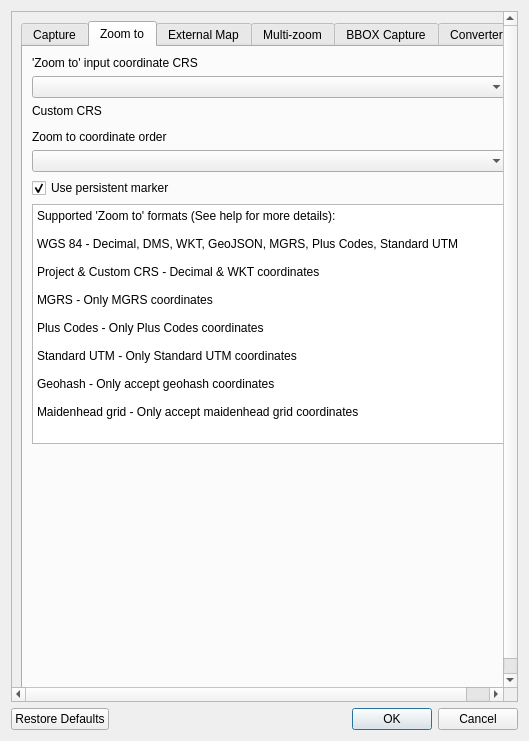
This is ui/latLonSettings.ui in NationalSecurityAgency/qgis-latlontools-plugin as Qt 5 draws it before an edit. The edited form follows.
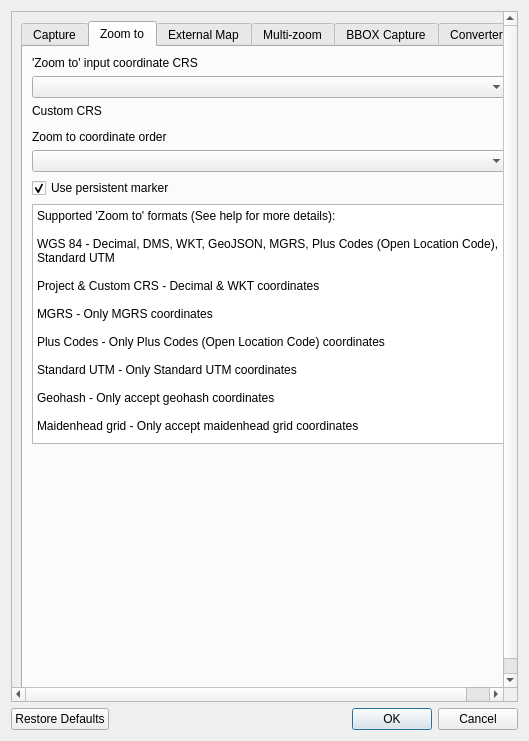
This is the edited form. The open tabs and pages were chosen to show the change. Custom widgets are drawn as their Qt base class.

```diff
--- a/ui/latLonSettings.ui
+++ b/ui/latLonSettings.ui
@@ -356,13 +356,13 @@
              <property name="plainText">
               <string>Supported 'Zoom to' formats (See help for more details):
 
-WGS 84 - Decimal, DMS, WKT, GeoJSON, MGRS, Plus Codes, Standard UTM
+WGS 84 - Decimal, DMS, WKT, GeoJSON, MGRS, Plus Codes (Open Location Code), Standard UTM
 
 Project &amp; Custom CRS - Decimal &amp; WKT coordinates
 
 MGRS - Only MGRS coordinates
 
-Plus Codes - Only Plus Codes coordinates
+Plus Codes - Only Plus Codes (Open Location Code) coordinates
 
 Standard UTM - Only Standard UTM coordinates
 
```
Left out of the diff: 6 changed lines with no effect on the pictures.
